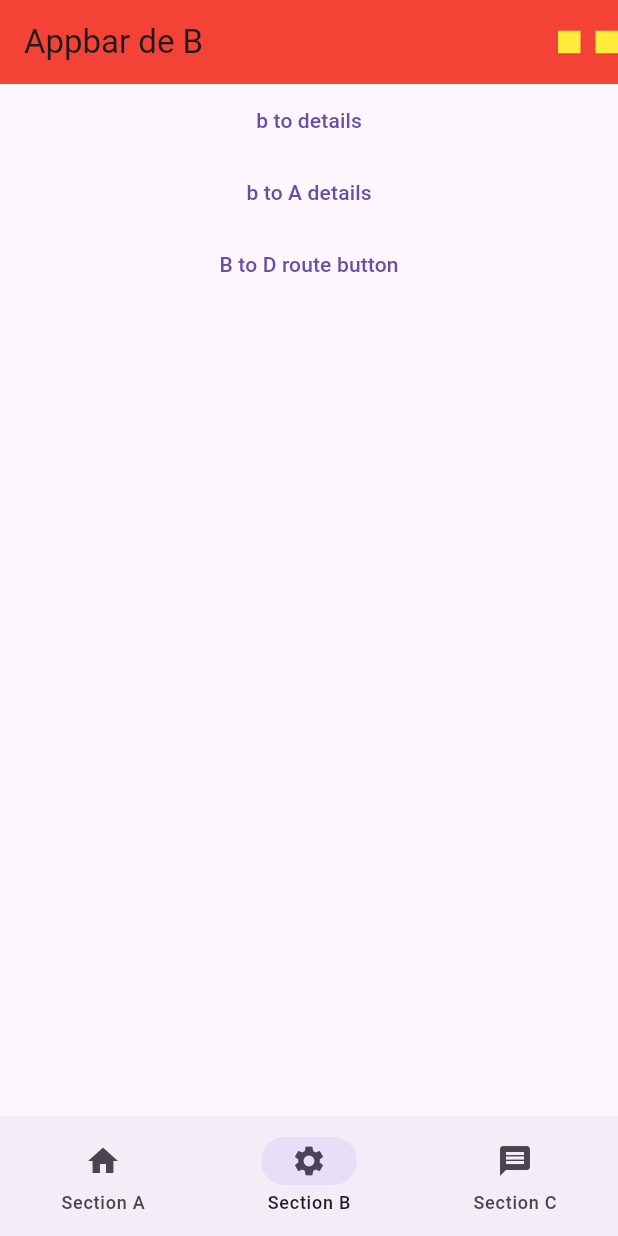
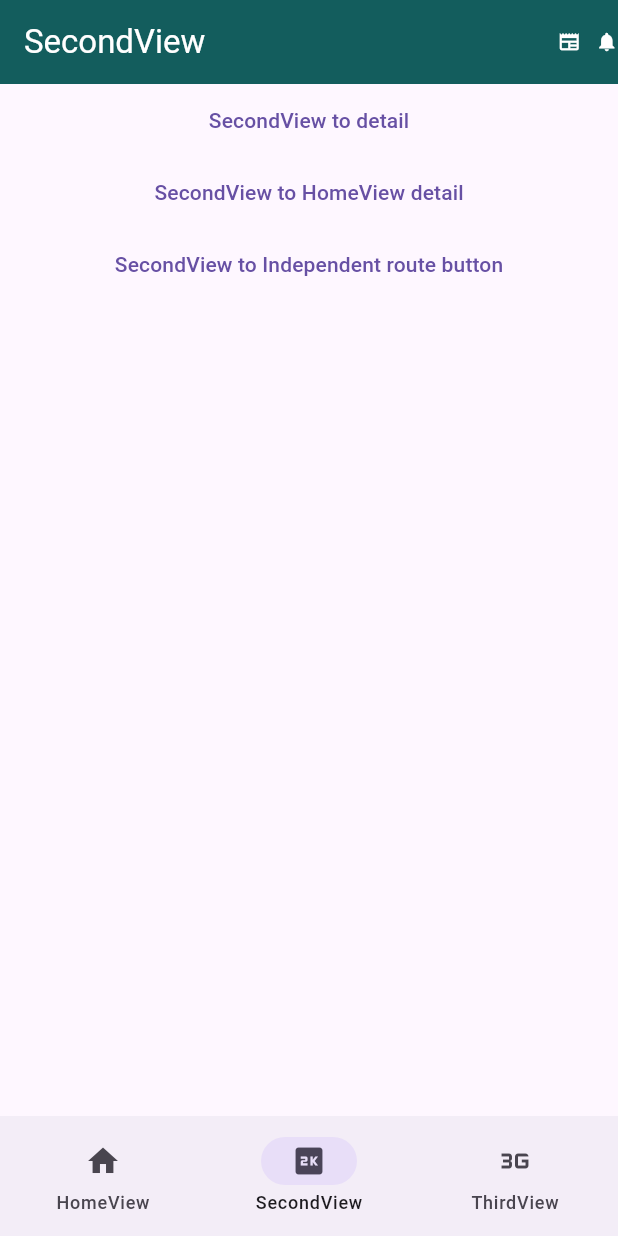
Before and after one commit to Slupshi/poc_navigation, a Flutter app: the screen it shows after launch, item 2 of the bottom bar chosen, on a phone screen of 412 x 824 dp. Run offline on Flutter 3.47's test engine with Material 3 defaults, Android fonts, the light colour scheme and no system bars; our stand-ins replace go_router.

Commit message:
feat: doc

```diff
--- a/lib/custom_scaffold.dart
+++ b/lib/custom_scaffold.dart
@@ -1,4 +1,5 @@
 import 'package:flutter/material.dart';
+import 'package:poc_navigation/router.dart';
 
 class CustomScaffold extends StatelessWidget {
   const CustomScaffold({
@@ -22,26 +23,31 @@ class CustomScaffold extends StatelessWidget {
       backgroundColor: background,
       appBar: AppBar(
         leading: hasLeadingAvatar
-            ? Container(
-                color: Colors.blue,
-                height: 30,
-                width: 30,
+            ? GestureDetector(
+                onTap: () => const IndependentViewRouteData().push(context),
+                child: const CircleAvatar(
+                  backgroundColor: Color(0xFFcb1d1d),
+                  radius: 25,
+                ),
               )
             : null,
-        backgroundColor: Colors.red,
-        title: Text(title),
+        backgroundColor: const Color(0xFF135d5d),
+        title: Text(
+          title,
+          style: const TextStyle(color: Colors.white),
+        ),
         actions: hasTrailingButtons
             ? [
-                Container(
-                  color: Colors.yellow,
-                  height: 15,
-                  width: 15,
+                const Icon(
+                  Icons.newspaper,
+                  color: Colors.white,
+                  size: 15,
                 ),
                 const SizedBox(width: 10),
-                Container(
-                  color: Colors.yellow,
-                  height: 15,
-                  width: 15,
+                const Icon(
+                  Icons.notifications,
+                  color: Colors.white,
+                  size: 15,
                 ),
               ]
             : [],
--- a/lib/navigation.dart
+++ b/lib/navigation.dart
@@ -40,6 +40,7 @@ class ScaffoldWithNestedNavigation extends StatelessWidget {
   }
 }
 
+/// Scaffold with BottomNavigationBar
 class ScaffoldWithNavigationBar extends StatelessWidget {
   const ScaffoldWithNavigationBar({
     super.key,
@@ -58,9 +59,11 @@ class ScaffoldWithNavigationBar extends StatelessWidget {
       bottomNavigationBar: NavigationBar(
         selectedIndex: selectedIndex,
         destinations: const [
-          NavigationDestination(label: 'Section A', icon: Icon(Icons.home)),
-          NavigationDestination(label: 'Section B', icon: Icon(Icons.settings)),
-          NavigationDestination(label: 'Section C', icon: Icon(Icons.message)),
+          // BottomBar's Items
+          NavigationDestination(label: 'HomeView', icon: Icon(Icons.home)),
+          NavigationDestination(label: 'SecondView', icon: Icon(Icons.two_k)),
+          NavigationDestination(
+              label: 'ThirdView', icon: Icon(Icons.three_g_mobiledata)),
         ],
         onDestinationSelected: onDestinationSelected,
       ),
@@ -68,6 +71,7 @@ class ScaffoldWithNavigationBar extends StatelessWidget {
   }
 }
 
+/// Scaffold with left navigation rail
 class ScaffoldWithNavigationRail extends StatelessWidget {
   const ScaffoldWithNavigationRail({
     super.key,
--- a/lib/screens.dart
+++ /dev/null
@@ -1,127 +0,0 @@
-import 'package:flutter/material.dart';
-import 'package:go_router/go_router.dart';
-import 'package:poc_navigation/custom_scaffold.dart';
-import 'package:poc_navigation/routes.dart';
-
-class SectionA extends StatelessWidget {
-  const SectionA({super.key});
-
-  @override
-  Widget build(BuildContext context) {
-    return CustomScaffold(
-      title: 'Appbar de A',
-      hasLeadingAvatar: true,
-      body: Center(
-        child: TextButton(
-          child: const Text("A route button"),
-          onPressed: () => const SectionADetailRoute(id: 456).go(context),
-        ),
-      ),
-    );
-  }
-}
-
-class SectionADetail extends StatelessWidget {
-  const SectionADetail({
-    required this.idToto,
-    super.key,
-  });
-
-  final int idToto;
-
-  @override
-  Widget build(BuildContext context) {
-    return CustomScaffold(
-      title: 'Appbar de A détails avec id: $idToto',
-      body: const Center(
-        child: Text("A details"),
-      ),
-    );
-  }
-}
-
-class SectionB extends StatelessWidget {
-  const SectionB({super.key});
-
-  @override
-  Widget build(BuildContext context) {
-    return CustomScaffold(
-      title: 'Appbar de B',
-      hasTrailingButtons: true,
-      body: Center(
-        child: Column(
-          children: [
-            TextButton(
-              child: const Text("b to details"),
-              onPressed: () => const SectionBDetailRoute().go(context),
-            ),
-            TextButton(
-              child: const Text("b to A details"),
-              onPressed: () => const SectionADetailRoute(id: 1234).go(context),
-            ),
-            TextButton(
-              child: const Text("B to D route button"),
-              onPressed: () => const SectionDRoute().push(context),
-            ),
-          ],
-        ),
-      ),
-    );
-  }
-}
-
-class SectionBDetail extends StatelessWidget {
-  const SectionBDetail({super.key});
-
-  @override
-  Widget build(BuildContext context) {
-    return const CustomScaffold(
-      title: 'Appbar de B détails',
-      body: Center(
-        child: Text("B details"),
-      ),
-    );
-  }
-}
-
-class SectionC extends StatelessWidget {
-  const SectionC({super.key});
-
-  @override
-  Widget build(BuildContext context) {
-    return CustomScaffold(
-      title: 'Appbar de C',
-      hasTrailingButtons: true,
-      hasLeadingAvatar: true,
-      body: Center(
-        child: Column(
-          children: [
-            TextButton(
-              child: const Text("C to details"),
-              onPressed: () => context.go("/c/details"),
-            ),
-            TextButton(
-              child: const Text("C to A route button"),
-              onPressed: () => const SectionARoute().go(context),
-            ),
-          ],
-        ),
-      ),
-    );
-  }
-}
-
-class SectionD extends StatelessWidget {
-  const SectionD({super.key});
-
-  @override
-  Widget build(BuildContext context) {
-    return const CustomScaffold(
-      title: "Appbar de D",
-      background: Colors.green,
-      body: Center(
-        child: Text("D route"),
-      ),
-    );
-  }
-}
--- /dev/null
+++ b/lib/screens/home_view.dart
@@ -0,0 +1,21 @@
+import 'package:flutter/material.dart';
+import 'package:poc_navigation/custom_scaffold.dart';
+import 'package:poc_navigation/router.dart';
+
+class HomeView extends StatelessWidget {
+  const HomeView({super.key});
+
+  @override
+  Widget build(BuildContext context) {
+    return CustomScaffold(
+      title: 'HomeView',
+      hasLeadingAvatar: true,
+      body: Center(
+        child: TextButton(
+          child: const Text("Home to detail route button"),
+          onPressed: () => const HomeDetailViewRouteData(id: 456).go(context),
+        ),
+      ),
+    );
+  }
+}
--- /dev/null
+++ b/lib/screens/screens.dart
@@ -0,0 +1,9 @@
+export 'home_view.dart';
+export 'home_detail_view.dart';
+
+export 'second_view.dart';
+export 'second_detail_view.dart';
+
+export 'third_view.dart';
+
+export 'independent_view.dart';
--- /dev/null
+++ b/lib/screens/second_detail_view.dart
@@ -0,0 +1,16 @@
+import 'package:flutter/material.dart';
+import 'package:poc_navigation/custom_scaffold.dart';
+
+class SecondDetailView extends StatelessWidget {
+  const SecondDetailView({super.key});
+
+  @override
+  Widget build(BuildContext context) {
+    return const CustomScaffold(
+      title: 'SecondView detail',
+      body: Center(
+        child: Text("SecondView detail"),
+      ),
+    );
+  }
+}
--- /dev/null
+++ b/lib/screens/second_view.dart
@@ -0,0 +1,34 @@
+import 'package:flutter/material.dart';
+import 'package:poc_navigation/custom_scaffold.dart';
+import 'package:poc_navigation/router.dart';
+
+class SecondView extends StatelessWidget {
+  const SecondView({super.key});
+
+  @override
+  Widget build(BuildContext context) {
+    return CustomScaffold(
+      title: 'SecondView',
+      hasTrailingButtons: true,
+      body: Center(
+        child: Column(
+          children: [
+            TextButton(
+              child: const Text("SecondView to detail"),
+              onPressed: () => const SecondDetailViewRouteData().go(context),
+            ),
+            TextButton(
+              child: const Text("SecondView to HomeView detail"),
+              onPressed: () =>
+                  const HomeDetailViewRouteData(id: 1234).go(context),
+            ),
+            TextButton(
+              child: const Text("SecondView to Independent route button"),
+              onPressed: () => const IndependentViewRouteData().push(context),
+            ),
+          ],
+        ),
+      ),
+    );
+  }
+}
--- /dev/null
+++ b/lib/screens/third_view.dart
@@ -0,0 +1,22 @@
+import 'package:flutter/material.dart';
+import 'package:poc_navigation/custom_scaffold.dart';
+import 'package:poc_navigation/router.dart';
+
+class ThirdView extends StatelessWidget {
+  const ThirdView({super.key});
+
+  @override
+  Widget build(BuildContext context) {
+    return CustomScaffold(
+      title: 'ThirdView',
+      hasTrailingButtons: true,
+      hasLeadingAvatar: true,
+      body: Center(
+        child: TextButton(
+          child: const Text("ThirdView to HomeView button"),
+          onPressed: () => const HomeViewRouteData().go(context),
+        ),
+      ),
+    );
+  }
+}
```
Also changed, not shown: lib/router.dart (+139 -4 lines), lib/routes.dart (deleted, +0 -143 lines), lib/screens/home_detail_view.dart (added, +32 -0 lines), lib/screens/independent_view.dart (added, +17 -0 lines), lib/router.g.dart.
